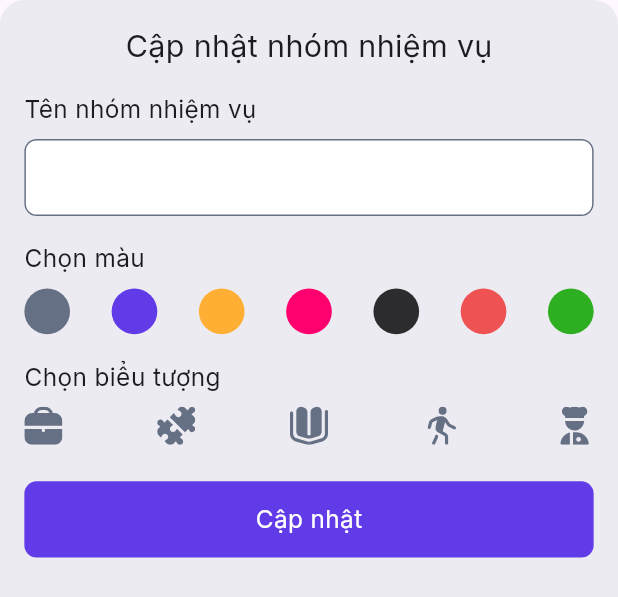
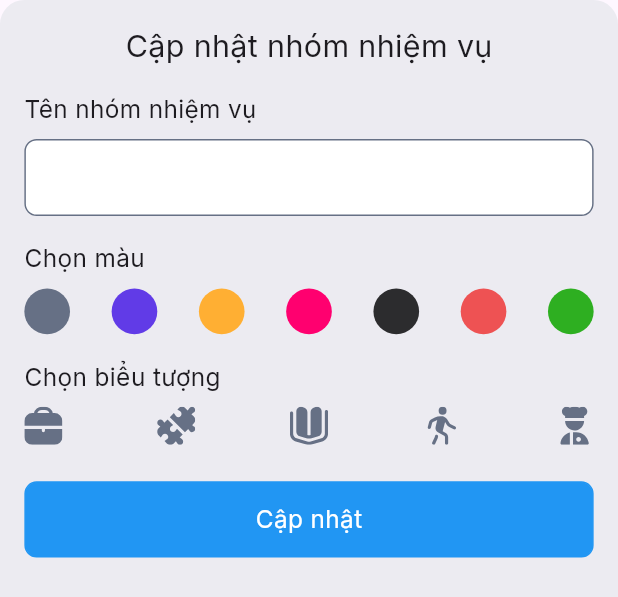
Before and after one commit to vungoc2123/Todo_App, a Flutter app: the UpdateTaskGroup widget shown alone on an empty page, opened directly with empty values, on a phone screen of 412 x 824 dp. Shown: the top 597 px of the screen. Run offline on Flutter 3.47's test engine with Material 3 defaults, Android fonts, the phone set to English and light mode, and no system bars; our stand-ins replace adaptive_theme, animated_bottom_navigation_bar, bloc, cached_network_image, cloud_firestore, easy_localization and 21 more; accounts and stored records are empty; network calls fail.

Commit message:
change color

```diff
--- a/lib/presentation/screens/home/widgets/udpate_task_group.dart
+++ b/lib/presentation/screens/home/widgets/udpate_task_group.dart
@@ -1,3 +1,4 @@
+import 'package:adaptive_theme/adaptive_theme.dart';
 import 'package:easy_localization/easy_localization.dart';
 import 'package:flutter/material.dart';
 import 'package:flutter_bloc/flutter_bloc.dart';
@@ -41,6 +42,7 @@ class _UpdateTaskGroupState extends State<UpdateTaskGroup> {
 
   @override
   Widget build(BuildContext context) {
+    final currentTheme = AdaptiveTheme.of(context).theme;
     return Padding(
       padding: EdgeInsets.only(
         bottom: MediaQuery.of(context).viewInsets.bottom,
@@ -101,7 +103,7 @@ class _UpdateTaskGroupState extends State<UpdateTaskGroup> {
                       height: 16.h,
                     ),
                     title(tr("chooseIcon")),
-                    iconWidget(state.taskGroupResponse.icon),
+                    iconWidget(state.taskGroupResponse.icon,currentTheme.primaryColor),
                   ],
                 ),
                 SizedBox(
@@ -109,7 +111,7 @@ class _UpdateTaskGroupState extends State<UpdateTaskGroup> {
                 ),
                 AppButton(
                   title: tr("update"),
-                  color: AppColors.blue,
+                  color: currentTheme.primaryColor,
                   radius: 8.r,
                   textStyle:
                       AppTextStyle.textBase.copyWith(color: AppColors.white),
@@ -167,7 +169,7 @@ class _UpdateTaskGroupState extends State<UpdateTaskGroup> {
     );
   }
 
-  Widget iconWidget(String icon) {
+  Widget iconWidget(String icon,Color color) {
     return SizedBox(
       width: 1.sw,
       child: Row(
@@ -187,7 +189,7 @@ class _UpdateTaskGroupState extends State<UpdateTaskGroup> {
                             listIcon[index],
                             colorFilter: ColorFilter.mode(
                                 listIcon[index] == icon
-                                    ? AppColors.blue
+                                    ? color
                                     : AppColors.grey,
                                 BlendMode.srcIn),
                           )),
```
